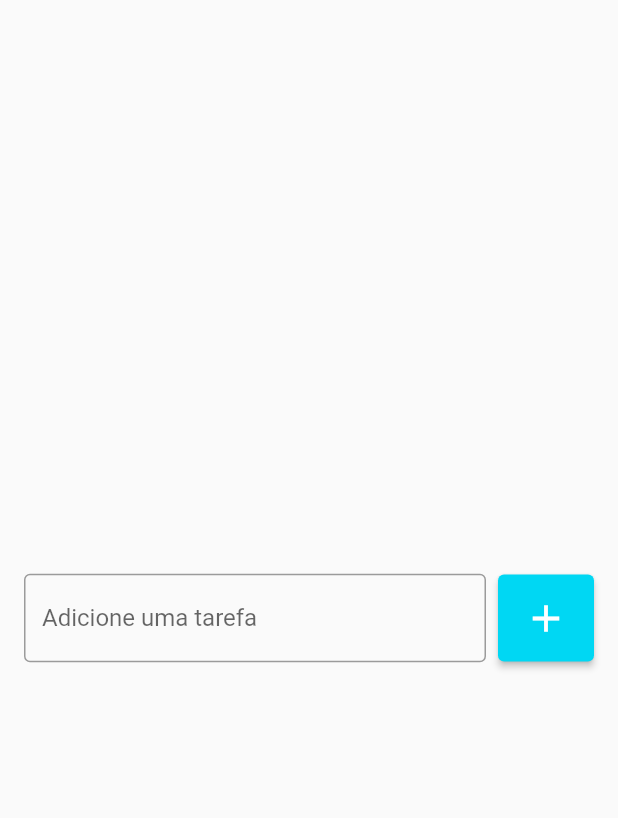
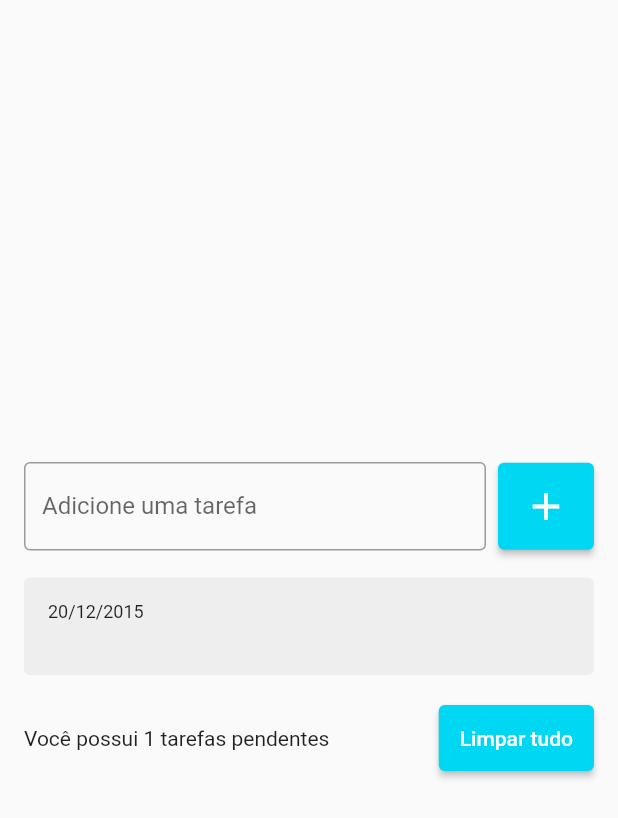
Before and after one commit to gabrielsantos969/LISTA_DE_TAREFAS_FLUTTER, a Flutter app: the screen it shows after launch, after a tap on the "add" icon, on a phone screen of 412 x 824 dp. Shown: the top 818 px of the screen. Run offline on Flutter 3.47's test engine with Material 2 defaults, Android fonts, the phone set to English and light mode, and no system bars.

Commit message:
Criacao da lista onde vai ficar as tarefas e adicao da funcao que coloca o que escreve dentro do TextField em uma lista

```diff
--- a/lib/main.dart
+++ b/lib/main.dart
@@ -11,6 +11,7 @@ class MyApp extends StatelessWidget {
   @override
   Widget build(BuildContext context) {
     return MaterialApp(
+      debugShowCheckedModeBanner: false,
       home: ToDoListPage(),
     );
   }
--- a/lib/pages/todo_list_page.dart
+++ b/lib/pages/todo_list_page.dart
@@ -1,22 +1,81 @@
 import 'package:flutter/material.dart';
 
-class ToDoListPage extends StatelessWidget {
-  const ToDoListPage({Key? key}) : super(key: key);
+import '../widgets/todo_listen_item.dart';
+
+class ToDoListPage extends StatefulWidget {
+  ToDoListPage({Key? key}) : super(key: key);
+
+  @override
+  State<ToDoListPage> createState() => _ToDoListPageState();
+}
+
+class _ToDoListPageState extends State<ToDoListPage> {
+  List<String> todos = [];
+
+  final TextEditingController todosController = TextEditingController();
 
   @override
   Widget build(BuildContext context) {
-    return Scaffold(
+    return SafeArea(
+      child: Scaffold(
         body: Center(
           child: Padding(
-          padding: const EdgeInsets.symmetric(horizontal: 16),
-          child: Row(
+            padding: const EdgeInsets.all(16),
+            child: Column(
+              mainAxisSize: MainAxisSize.min,
+              children: [
+                Row(
                   children: [
                     Expanded(
                       child: TextField(
+                        controller: todosController,
                         decoration: InputDecoration(
                           border: OutlineInputBorder(),
                           labelText: 'Adicione uma tarefa',
                           hintText: 'Estudar Flutter'),
+                      ),
+                    ),
+                    SizedBox(
+                      width: 8,
+                    ),
+                    ElevatedButton(
+                      onPressed: () {
+                        String text = todosController.text;
+                        setState((){
+                          todos.add(text);
+                        });
+                        todosController.clear();
+                      },
+                      style: ElevatedButton.styleFrom(
+                        primary: Color(0xff00D7F3),
+                        padding: EdgeInsets.all(14),
+                      ),
+                      child: Icon(
+                        Icons.add,
+                        size: 30,
+                      ),
+                    ),
+                  ],
+                ),
+                SizedBox(height: 16),
+                Flexible(
+                  child: ListView(
+                    shrinkWrap: true,
+                    children: [
+                      for(String todo in todos)
+                        TodoListenItem(
+                          title: todo,
+                        ),
+
+                    ]
+                  ),
+                ),
+                SizedBox(height: 16,),
+                Row(
+                  children: [
+                    Expanded(
+                      child: Text(
+                        'Você possui ${todos.length} tarefas pendentes',
                       ),
                     ),
                     SizedBox(
@@ -28,13 +87,14 @@ class ToDoListPage extends StatelessWidget {
                         primary: Color(0xff00D7F3),
                         padding: EdgeInsets.all(14),
                       ),
-                child: Icon(
-                  Icons.add,
-                  size: 30,
-
+                      child: Text(
+                        'Limpar tudo',
                       ),
+                    )
+                  ],
+                )
+              ],
             ),
-            ],
           ),
         ),
       ),
--- /dev/null
+++ b/lib/widgets/todo_listen_item.dart
@@ -0,0 +1,35 @@
+import 'package:flutter/material.dart';
+
+class TodoListenItem extends StatelessWidget {
+  const TodoListenItem({Key? key, required this.title}) : super(key: key);
+
+  final String title;
+
+  @override
+  Widget build(BuildContext context) {
+    return Container(
+      margin: const EdgeInsets.symmetric(vertical: 2),
+      decoration: BoxDecoration(
+        borderRadius: BorderRadius.circular(4),
+        color: Colors.grey[200],
+      ),
+      padding: const EdgeInsets.all(16),
+      child: Column(
+        crossAxisAlignment: CrossAxisAlignment.start,
+        children: [
+          Text(
+            '20/12/2015',
+            style: TextStyle(fontSize: 12),
+          ),
+          Text(
+            title,
+            style: TextStyle(
+              fontSize: 16,
+              fontWeight: FontWeight.w600,
+            ),
+          ),
+        ],
+      ),
+    );
+  }
+}
```
Also changed, not shown: 1 other file. Lines whose indentation alone changed are shown as unchanged.
